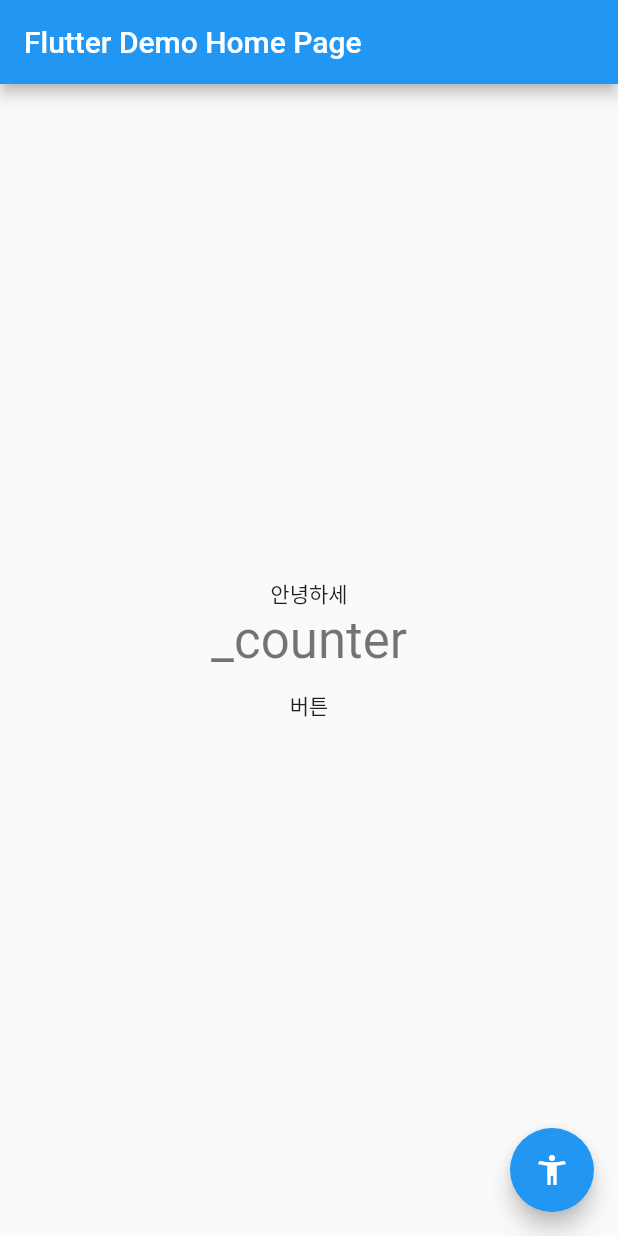
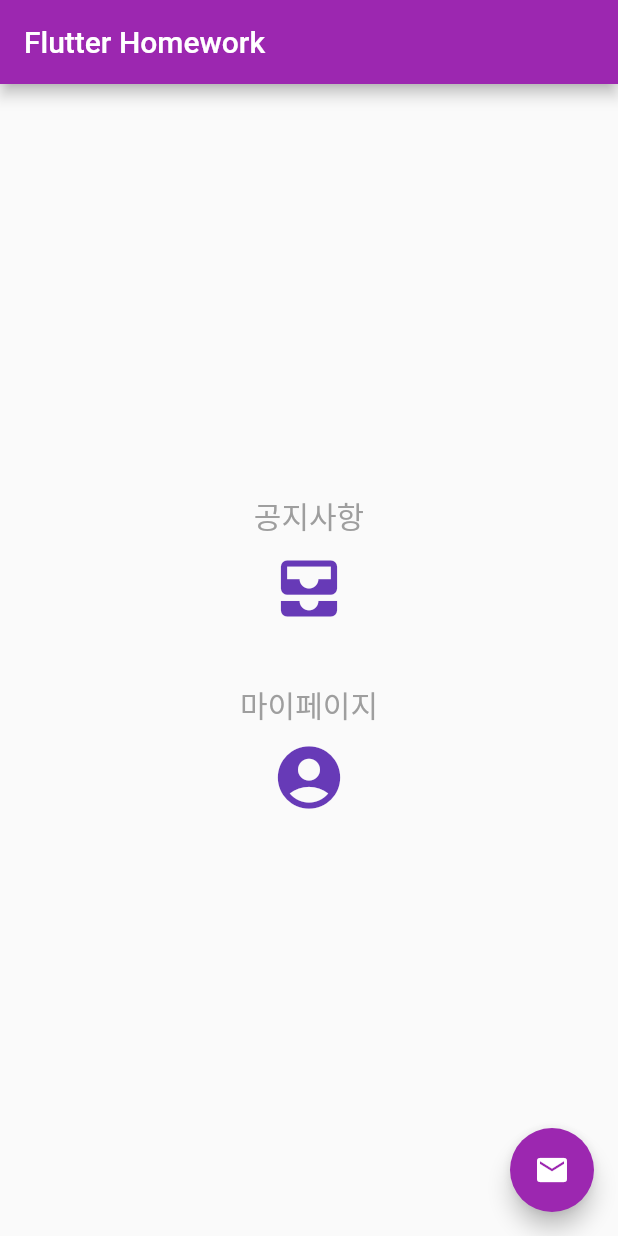
Before and after one commit to jeeyeon9/Flutter_Study, a Flutter app: the screen it shows after launch, on a phone screen of 412 x 824 dp. Run offline on Flutter 3.47's test engine with Material 2 defaults, Android fonts, the phone set to English and light mode, and no system bars.

Commit message:
homework_1

```diff
--- a/lib/main.dart
+++ b/lib/main.dart
@@ -1,7 +1,7 @@
 import 'package:flutter/material.dart';
 import 'package:new01/new_screen.dart';
 import 'package:new01/new_screen2.dart';
-
+import 'package:new01/new_screen3.dart';
 void main() {
   runApp(const MyApp());
 }
@@ -26,9 +26,9 @@ class MyApp extends StatelessWidget {
         // or simply save your changes to "hot reload" in a Flutter IDE).
         // Notice that the counter didn't reset back to zero; the application
         // is not restarted.
-        primarySwatch: Colors.blue,
+        primarySwatch: Colors.purple,
       ),
-      home: const MyHomePage(title: 'Flutter Demo Home Page'),
+      home: const MyHomePage(title: 'Flutter Homework'),
     );
   }
 }
@@ -92,25 +92,35 @@ String name = '어쩌고';
           // horizontal).
           mainAxisAlignment: MainAxisAlignment.center,
           children: <Widget>[
-            const Text(
-            '안녕하세'  ),
-            Text(
-              '_counter',
-              style: Theme.of(context).textTheme.headline4,
-            ),
-            IconButton(onPressed: (){
-              print(name);
-              Navigator.of(context).push(MaterialPageRoute(builder: (_)=>Secondscreen(name)));
-
-            }, icon: Text('버튼'
-            ))
+            const
+            Text('공지사항',style:TextStyle(fontSize: 20,color: Colors.grey)),
+            IconButton(
+                onPressed:()
+                {
+                  print(name);
+                  Navigator.of(context).push(MaterialPageRoute(builder: (_)=>Homeworkone(name)));
+                },
+                icon:Icon(Icons.all_inbox),
+                iconSize: 50,
+                color : Colors.deepPurple),
+            Container(height: 30),
+            Text('마이페이지',style:TextStyle(fontSize: 20,color: Colors.grey)),
+            IconButton(
+                onPressed:()
+                {
+               print(name);
+               Navigator.of(context).push(MaterialPageRoute(builder: (_)=>Secondscreen(name)));
+                },
+                icon:Icon(Icons.account_circle),
+                iconSize: 50,
+                color : Colors.deepPurple)
           ],
         ),
       ),
       floatingActionButton: FloatingActionButton(
         onPressed: _incrementCounter,
         tooltip: 'Increment',
-        child: const Icon(Icons.accessibility_new_outlined),
+        child: const Icon(Icons.email),
       ), // This trailing comma makes auto-formatting nicer for build methods.
     );
   }
```
Also changed, not shown: lib/new_screen.dart (+18 -14 lines), lib/new_screen3.dart (added, +69 -0 lines).
